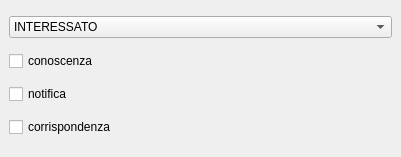
Old version of the form src/com/axiastudio/suite/protocollo/forms/soggettoprotocollo.ui in the repository tizianolattisi/suitegda.
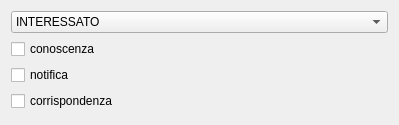
New version of the form.

Commit message: Aggiustamenti vari alle ui

Diff of the .ui file:
```diff
--- a/src/com/axiastudio/suite/protocollo/forms/soggettoprotocollo.ui
+++ b/src/com/axiastudio/suite/protocollo/forms/soggettoprotocollo.ui
@@ -1,19 +1,18 @@
 <?xml version="1.0" encoding="UTF-8"?>
 <ui version="4.0">
- <class>MainWindow</class>
- <widget class="QMainWindow" name="MainWindow">
+ <class>Dialog</class>
+ <widget class="QDialog" name="Dialog">
   <property name="geometry">
    <rect>
     <x>0</x>
     <y>0</y>
-    <width>401</width>
-    <height>157</height>
+    <width>399</width>
+    <height>125</height>
    </rect>
   </property>
   <property name="windowTitle">
    <string>Soggetto protocollo</string>
   </property>
-  <widget class="QWidget" name="centralwidget">
    <layout class="QVBoxLayout" name="verticalLayout">
     <item>
      <widget class="QComboBox" name="comboBox">
@@ -59,7 +58,6 @@
      </widget>
     </item>
    </layout>
-  </widget>
  </widget>
  <resources/>
  <connections/>
```
Left out of the diff: 2 changed lines with no effect on the pictures. Lines whose indentation alone changed are shown as unchanged. The commit also changes 2 other files.
